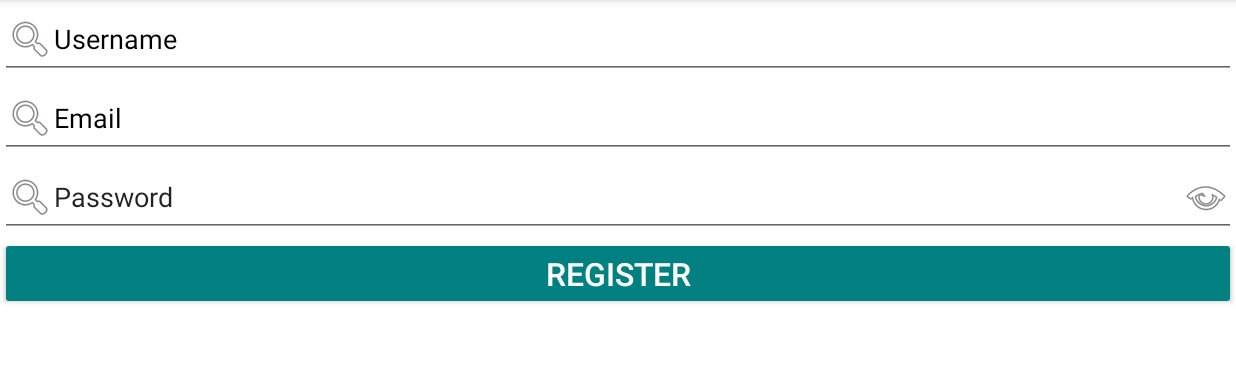
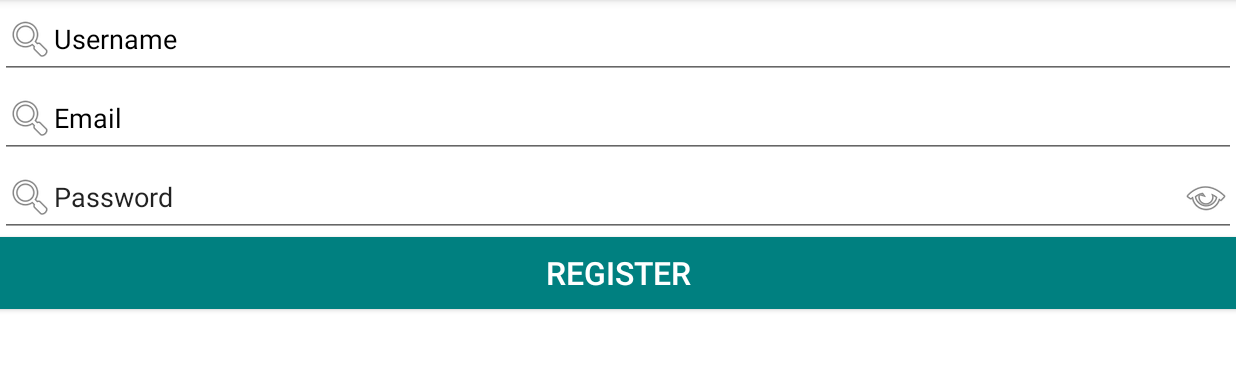
Before and after one commit to LeonorS/VectorDrawing, an Android app: the screen it shows after launch (Login), after a tap on "Create account?", on a phone screen of 824 x 412 dp (held sideways), the part 72-442 px from its top. Run offline under Robolectric (Android 15) with nearby library versions, the phone set to English and light mode, and no system bars; our stand-ins replace Firebase (no records; nobody signed in at launch, a user with empty details on screens opened directly); libraries missing offline, so code that uses them is left out: com.androidnetworking, com.crashlytics.android, com.facebook, com.facebook.login, com.twitter.sdk and 1 more; 10 statements that could not run were skipped.

Commit message:
files forgotten during the last commit

```diff
--- a/app/src/main/res/layout/activity_login.xml
+++ b/app/src/main/res/layout/activity_login.xml
@@ -1,6 +1,5 @@
 <?xml version="1.0" encoding="utf-8"?>
 <LinearLayout xmlns:android="http://schemas.android.com/apk/res/android"
-    xmlns:app="http://schemas.android.com/apk/res-auto"
     xmlns:tools="http://schemas.android.com/tools"
     android:layout_width="match_parent"
     android:layout_height="match_parent"
--- a/app/src/main/res/layout/fragment_login_register.xml
+++ b/app/src/main/res/layout/fragment_login_register.xml
@@ -47,6 +47,7 @@
         android:id="@+id/register_button"
         android:layout_width="match_parent"
         android:layout_height="wrap_content"
-        android:text="REGISTER" />
+        android:text="REGISTER"
+        android:background="@color/colorPrimary"/>
 
 </LinearLayout>
```
Also changed, not shown: app/src/main/res/layout/activity_profile.xml (+6 -4 lines), app/src/main/java/drawing/drawing/vectordrawing/Controller.java (renamed from app/src/main/java/drawing/drawing/controller/Controller.java).
